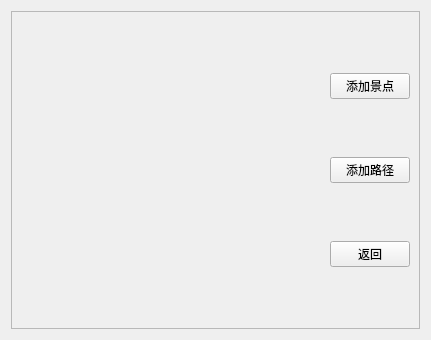
zhang252112914/school_guide-summer-, file campus_tour_guide_system/manage_page.ui: the form before one commit.
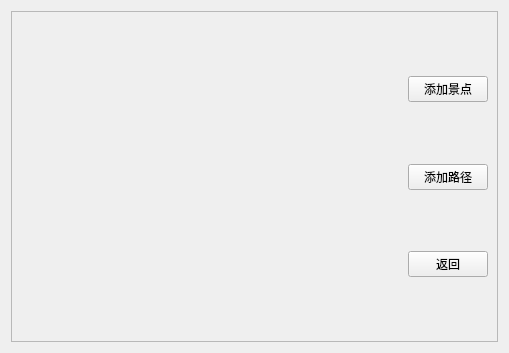
The form after the commit. Icons and pictures are not drawn.

What changed in the file:
```diff
--- a/campus_tour_guide_system/manage_page.ui
+++ b/campus_tour_guide_system/manage_page.ui
@@ -6,8 +6,8 @@
    <rect>
     <x>0</x>
     <y>0</y>
-    <width>431</width>
-    <height>340</height>
+    <width>509</width>
+    <height>353</height>
    </rect>
   </property>
   <property name="windowTitle">
```
